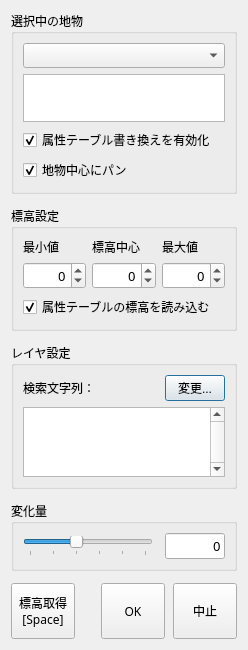
First picture: the form in ui/demstyle_all_dialog_base.ui, repository tamaohome/qgis-demstyle-all, before the edit.
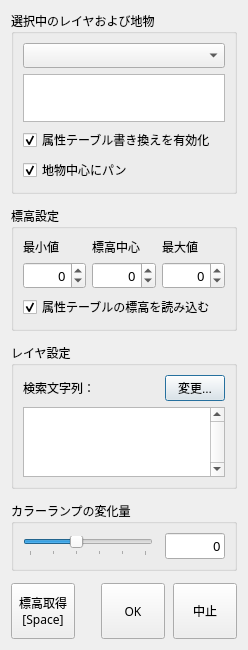
Second picture: the form after the edit. Custom widgets are drawn as their Qt base class.

Commit message: ✨ feat(ui): ラベルウィジェットのの文字列を変更

```diff
--- a/ui/demstyle_all_dialog_base.ui
+++ b/ui/demstyle_all_dialog_base.ui
@@ -38,7 +38,7 @@
       </size>
      </property>
      <property name="title">
-      <string>選択中の地物</string>
+      <string>選択中のレイヤおよび地物</string>
      </property>
      <layout class="QVBoxLayout" name="currentFeatureLayout">
       <item>
@@ -374,7 +374,7 @@
       <string>Aキーで減少、Dキーで増加</string>
      </property>
      <property name="title">
-      <string>変化量</string>
+      <string>カラーランプの変化量</string>
      </property>
      <layout class="QHBoxLayout" name="dataRangeLayout">
       <property name="spacing">
```
